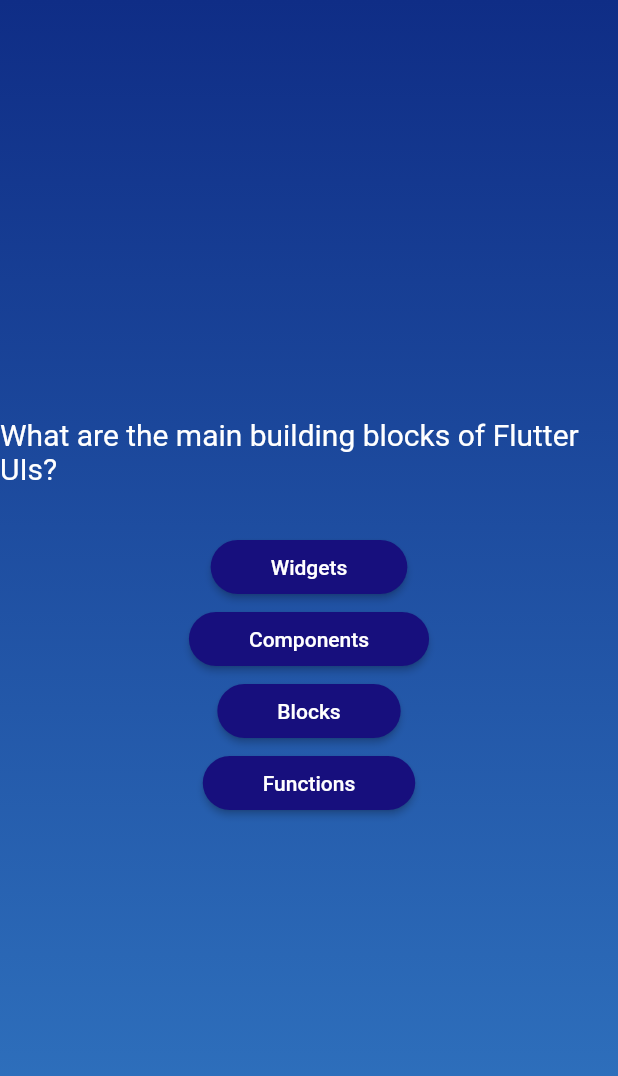
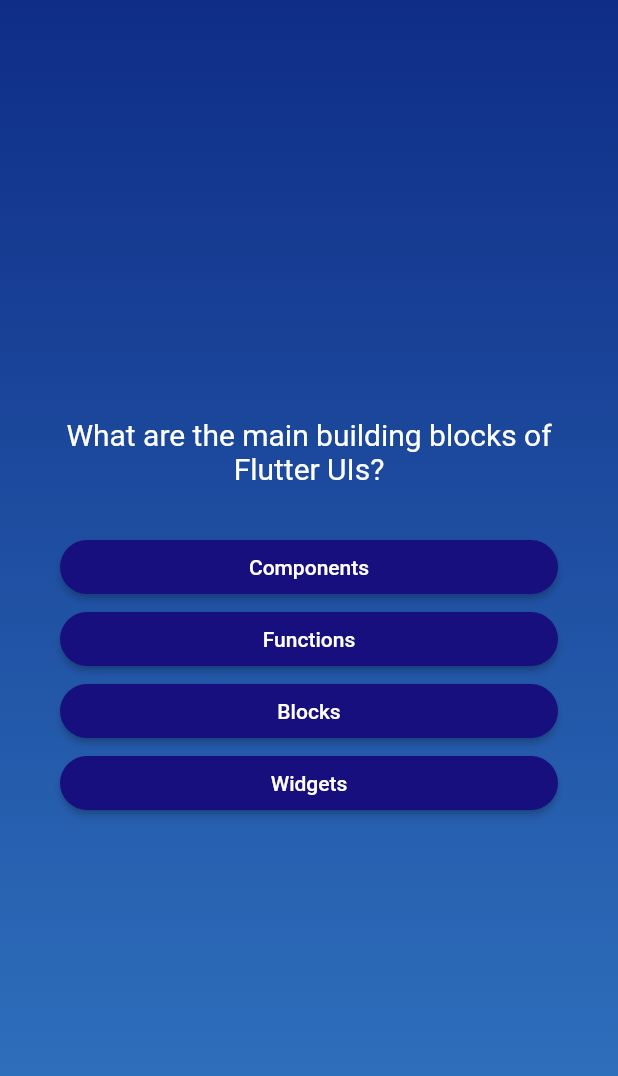
Before and after one commit to gxtanvir/quiz_app_practice, a Flutter app: the screen it shows after launch, after a tap on "Start Quiz", on a phone screen of 412 x 824 dp. Shown: the top 1076 px of the screen. Run offline on Flutter 3.47's test engine with Material 2 defaults, Android fonts, the phone set to English and light mode, and no system bars.

Commit message:
Some Update

```diff
--- a/lib/answer_button.dart
+++ b/lib/answer_button.dart
@@ -18,7 +18,10 @@ class AnswerButton extends StatelessWidget {
         foregroundColor: Colors.white,
       ),
       onPressed: onTap,
-      child: Text(answer),
+      child: Text(
+        answer,
+        textAlign: TextAlign.center,
+      ),
     );
   }
 }
--- a/lib/models/quiz_questions.dart
+++ b/lib/models/quiz_questions.dart
@@ -3,4 +3,10 @@ class QuizQuestion {
 
   final String text;
   final List<String> answers;
+
+  List<String> getshuffledAnswer() {
+    final shuffledList = List.of(answers);
+    shuffledList.shuffle();
+    return shuffledList;
+  }
 }
--- a/lib/question_screen.dart
+++ b/lib/question_screen.dart
@@ -12,23 +12,38 @@ class QuestionScreen extends StatefulWidget {
 }
 
 class _QuestionScreenState extends State<QuestionScreen> {
+  var currentQuestionIndex = 0;
+
+  void answerButton() {
+    setState(() {
+      currentQuestionIndex++;
+    });
+  }
+
   @override
   Widget build(context) {
-    final currentQuestion = questions[0];
-    return Center(
+    final currentQuestion = questions[currentQuestionIndex];
+    return SizedBox(
+      width: double.infinity,
+      child: Container(
+        margin: const EdgeInsets.all(40),
         child: Column(
-        mainAxisSize: MainAxisSize.min,
+          mainAxisAlignment: MainAxisAlignment.center,
+          crossAxisAlignment: CrossAxisAlignment.stretch,
           children: [
             Text(
               currentQuestion.text,
               style: const TextStyle(color: Colors.white, fontSize: 20),
+              textAlign: TextAlign.center,
             ),
-          const SizedBox(height: 30),
-          AnswerButton(onTap: () {}, answer: currentQuestion.answers[0]),
-          AnswerButton(onTap: () {}, answer: currentQuestion.answers[1]),
-          AnswerButton(onTap: () {}, answer: currentQuestion.answers[2]),
-          AnswerButton(onTap: () {}, answer: currentQuestion.answers[3]),
+            const SizedBox(
+              height: 30,
+            ),
+            ...currentQuestion.getshuffledAnswer().map((answer) {
+              return AnswerButton(onTap: answerButton, answer: answer);
+            })
           ],
+        ),
       ),
     );
   }
```
Lines whose indentation alone changed are shown as unchanged.
